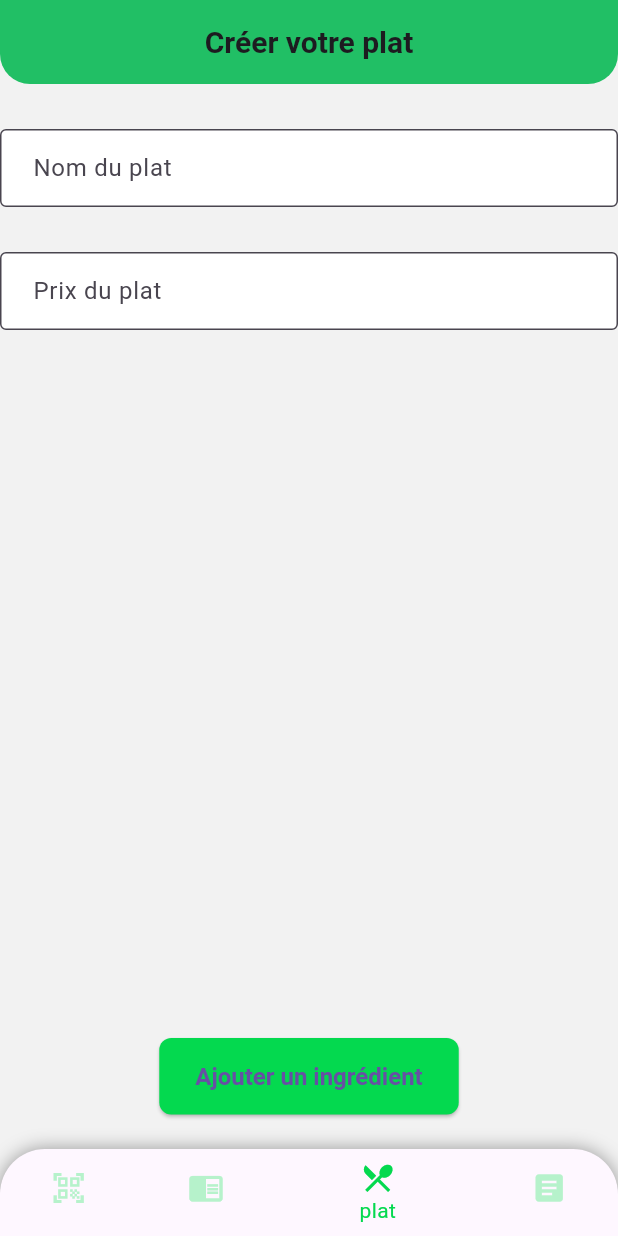
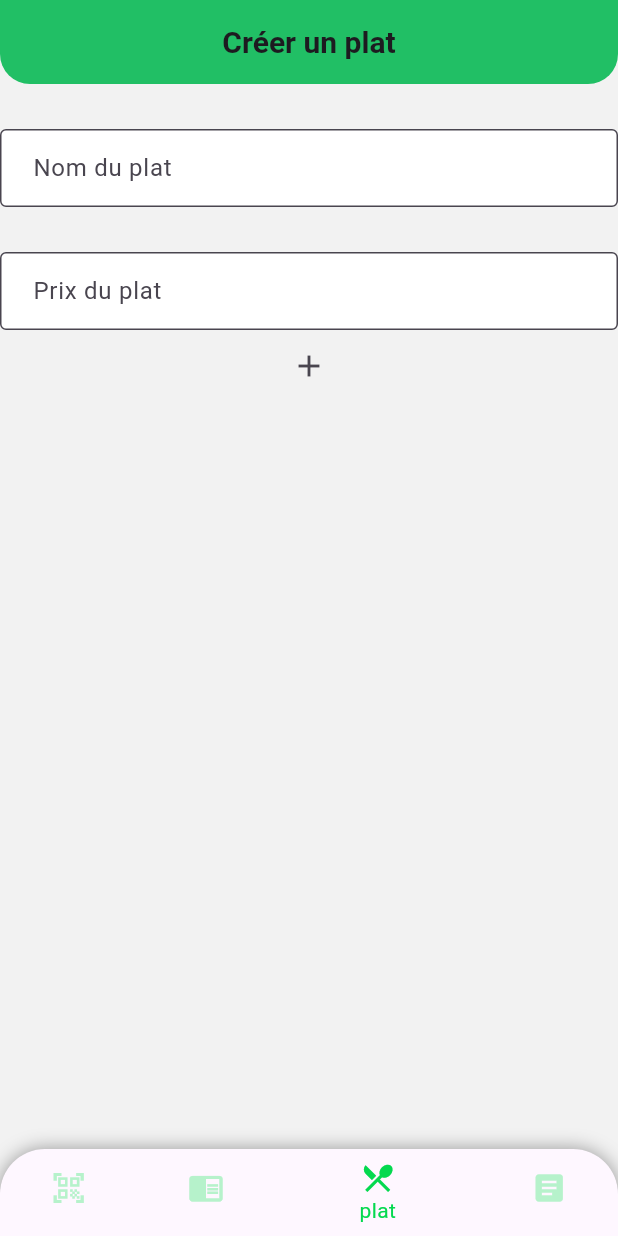
Before and after one commit to EmilienRY/co2score, a Flutter app: the screen it shows after launch, item 3 of the bottom bar chosen, on a phone screen of 412 x 824 dp. Run offline on Flutter 3.47's test engine with Material 3 defaults, Android fonts, the light colour scheme and no system bars; our stand-ins replace double_back_to_close, open_file, pdf, qr_flutter, sqflite; missing offline and left inert: qr_code_scanner; accounts and stored records are empty; statements that could not run were skipped.

Commit message:
modifications de l'UI

```diff
--- a/lib/CreationPlat.dart
+++ b/lib/CreationPlat.dart
@@ -31,7 +31,7 @@ class _MyPageState extends State<pageCreation> {
   Widget build(BuildContext context) {
     return Scaffold(
       appBar: AppBar(
-        title: Text('Créer votre plat'),
+        title: Text('Créer un plat'),
       ),
       body: Center(
         child: Column(
@@ -52,12 +52,21 @@ class _MyPageState extends State<pageCreation> {
                 labelText: 'Prix du plat',
               ),
             ),
-            const SizedBox(height: 30),
+            IconButton(
+              icon: Icon(Icons.add),
+              onPressed: () {
+                setState(() {
+                  ListIngredient.add(IngredientRow());
+                });
+              },
+            ),
+
             Expanded(
               child: ListView.builder(
                 itemCount: ListIngredient.length,
                 itemBuilder: (BuildContext context, int index) {
-                  return Row(
+                  return
+                   Row(
                     children: [
                       Expanded(
                         child: Autocomplete<String>(
@@ -131,28 +140,27 @@ class _MyPageState extends State<pageCreation> {
                         onPressed: () => _supIngredient(index),
                       ),
                     ],
+
                   );
+
                 },
               ),
             ),
             const SizedBox(height: 30),
-            ElevatedButton(
+           /* ElevatedButton(
               onPressed: () {
                 setState(() {
                   ListIngredient.add(IngredientRow());
                 });
               },
               child: const Text('Ajouter un ingrédient'),
-            ),
+            ),*/
             const SizedBox(height: 30),
             Row(
 
               crossAxisAlignment: CrossAxisAlignment.center,
               mainAxisAlignment: MainAxisAlignment.center,
               children: [
-
-
-
 
 
                 ElevatedButton(
--- a/lib/creationEtiquette.dart
+++ b/lib/creationEtiquette.dart
@@ -54,7 +54,7 @@ class _GeneratePdfPageState extends State<GeneratePdfPage> {
       theme: AppStyles.themeData,
       home: Scaffold(
         appBar: AppBar(
-          title: const Text('créer une étiquette'),
+          title: const Text('Créer une étiquette'),
         ),
 
         body: Center(
--- a/lib/hub.dart
+++ b/lib/hub.dart
@@ -86,6 +86,8 @@ class _hubState extends State<hub> {
                 topRight: Radius.circular(30.0),
               ),
               child:  BottomNavigationBar(
+                //type: BottomNavigationBarType.fixed,
+                backgroundColor: Color(0xFFB6F2CB),
                 items: <BottomNavigationBarItem>[
                   BottomNavigationBarItem(icon: Icon(qr_code_scanner),label: "scan"),
                   BottomNavigationBarItem(icon: Icon(chrome_reader_mode),label: "menu"),
--- a/lib/main.dart
+++ b/lib/main.dart
@@ -35,8 +35,7 @@ class MyApp extends StatelessWidget {
         message: "Appuyez à nouveau pour quitter l'application",
         textStyle: TextStyle(fontSize: 17,color: Colors.white),
         child: hub(title: "CO2Score"),
-      )
-      ,
+      ),
     );
   }
 }
--- a/lib/styles.dart
+++ b/lib/styles.dart
@@ -41,12 +41,14 @@ class AppStyles {
     ),
 
 
-
     bottomNavigationBarTheme: BottomNavigationBarThemeData(
       backgroundColor: primaryColor,
       selectedItemColor: secondaryColor,
       unselectedItemColor: lightGreen,
     ),
+
+
+
     elevatedButtonTheme: ElevatedButtonThemeData(
       style: ButtonStyle(
         backgroundColor: MaterialStateProperty.all<Color>(secondaryColor),
```
Also changed, not shown: lib/menu.dart (+2 -5 lines).
